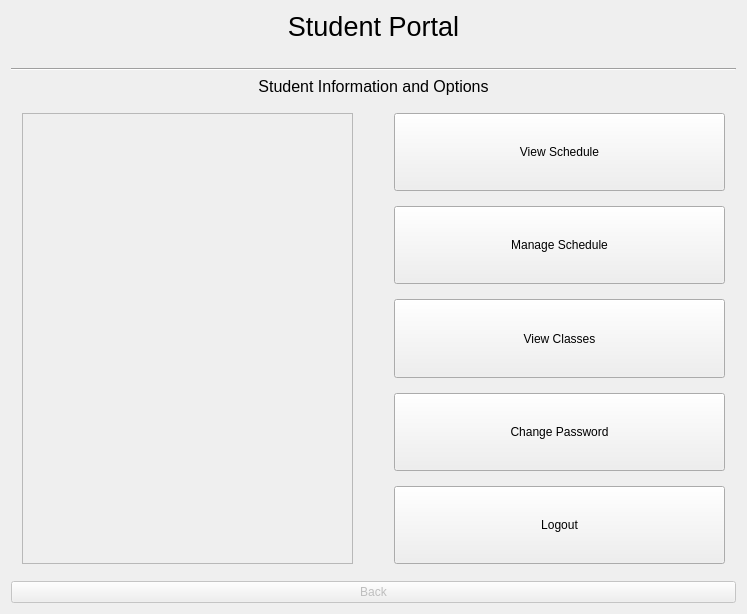
Old version of the form Form Files/studentView.ui in the repository alixabahena/SIMS.
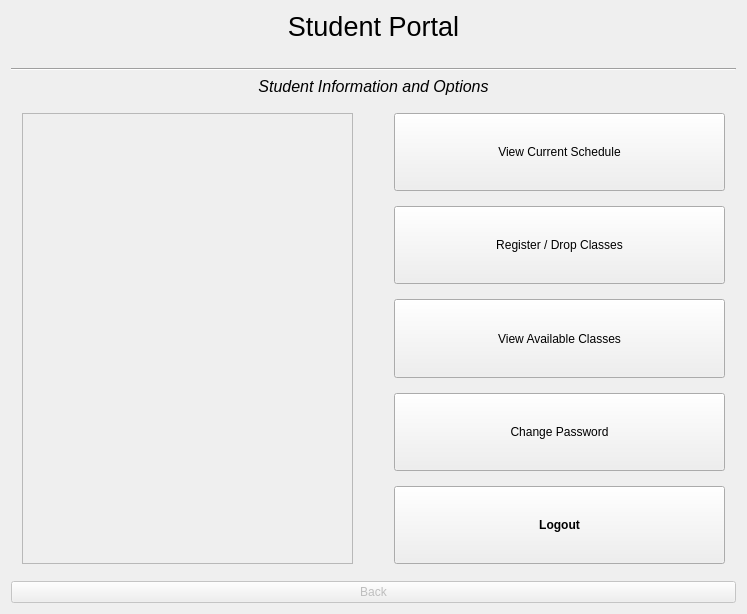
New version of the form. The open tabs and pages were chosen to show the change.

Commit message: Made studentview.ui more readable and easy to understand

Diff of the .ui file:
```diff
--- a/Form Files/studentView.ui
+++ b/Form Files/studentView.ui
@@ -56,6 +56,7 @@
        <property name="font">
         <font>
          <pointsize>12</pointsize>
+         <italic>true</italic>
         </font>
        </property>
        <property name="text">
@@ -138,7 +139,7 @@
                 </sizepolicy>
                </property>
                <property name="text">
-                <string>View Schedule</string>
+                <string>View Current Schedule</string>
                </property>
               </widget>
              </item>
@@ -151,7 +152,7 @@
                 </sizepolicy>
                </property>
                <property name="text">
-                <string>Manage Schedule</string>
+                <string>Register / Drop Classes</string>
                </property>
               </widget>
              </item>
@@ -164,7 +165,7 @@
                 </sizepolicy>
                </property>
                <property name="text">
-                <string>View Classes</string>
+                <string>View Available Classes</string>
                </property>
               </widget>
              </item>
@@ -189,6 +190,12 @@
                  <verstretch>0</verstretch>
                 </sizepolicy>
                </property>
+               <property name="font">
+                <font>
+                 <weight>75</weight>
+                 <bold>true</bold>
+                </font>
+               </property>
                <property name="text">
                 <string>Logout</string>
                </property>
```
Left out of the diff: 2 changed lines with no effect on the pictures. The commit also changes 1 other file.
